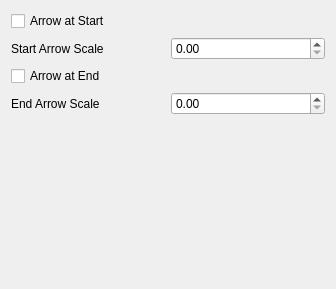
First picture: the form in src/libkstapp/arrowpropertiestab.ui, repository Kst-plot/kst, before the edit.
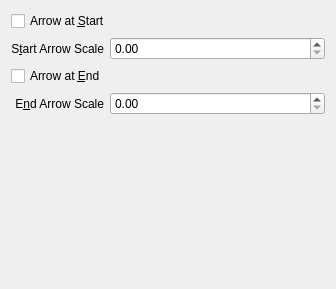
Second picture: the form after the edit.

Commit message: Fix up some dialogs; add whatsthis.

```diff
--- a/src/libkstapp/arrowpropertiestab.ui
+++ b/src/libkstapp/arrowpropertiestab.ui
@@ -15,54 +15,86 @@
   <property name="windowTitle" >
    <string>Form</string>
   </property>
-  <layout class="QVBoxLayout" >
-   <item>
-    <layout class="QVBoxLayout" >
-     <item>
+  <layout class="QGridLayout" name="gridLayout" >
+   <item row="0" column="0" colspan="2" >
       <widget class="QCheckBox" name="_startArrow" >
        <property name="text" >
-        <string>Arrow at Start</string>
+      <string>Arrow at &amp;Start</string>
        </property>
       </widget>
      </item>
-     <item>
-      <layout class="QHBoxLayout" >
-       <item>
-        <widget class="QLabel" name="label" >
+   <item row="1" column="0" >
+    <widget class="QLabel" name="_startArrowLabel" >
+     <property name="sizePolicy" >
+      <sizepolicy vsizetype="Preferred" hsizetype="Preferred" >
+       <horstretch>0</horstretch>
+       <verstretch>0</verstretch>
+      </sizepolicy>
+     </property>
          <property name="text" >
-          <string>Start Arrow Scale</string>
-         </property>
-        </widget>
-       </item>
-       <item>
-        <widget class="QDoubleSpinBox" name="_startArrowScale" />
-       </item>
-      </layout>
-     </item>
-     <item>
+      <string>S&amp;tart Arrow Scale</string>
+     </property>
+     <property name="alignment" >
+      <set>Qt::AlignRight|Qt::AlignTrailing|Qt::AlignVCenter</set>
+     </property>
+     <property name="buddy" >
+      <cstring>_startArrowScale</cstring>
+     </property>
+    </widget>
+   </item>
+   <item row="1" column="1" >
+    <widget class="QDoubleSpinBox" name="_startArrowScale" >
+     <property name="sizePolicy" >
+      <sizepolicy vsizetype="Fixed" hsizetype="Expanding" >
+       <horstretch>0</horstretch>
+       <verstretch>0</verstretch>
+      </sizepolicy>
+     </property>
+     <property name="toolTip" >
+      <string>Arrow Head Size</string>
+     </property>
+     <property name="whatsThis" >
+      <string>The size of the arrow head is proportional to this value.</string>
+     </property>
+    </widget>
+   </item>
+   <item row="2" column="0" colspan="2" >
       <widget class="QCheckBox" name="_endArrow" >
        <property name="text" >
-        <string>Arrow at End</string>
+      <string>Arrow at &amp;End</string>
        </property>
       </widget>
      </item>
-     <item>
-      <layout class="QHBoxLayout" >
-       <item>
-        <widget class="QLabel" name="label_2" >
+   <item row="3" column="0" >
+    <widget class="QLabel" name="_endArrowLabel" >
+     <property name="sizePolicy" >
+      <sizepolicy vsizetype="Preferred" hsizetype="Preferred" >
+       <horstretch>0</horstretch>
+       <verstretch>0</verstretch>
+      </sizepolicy>
+     </property>
          <property name="text" >
-          <string>End Arrow Scale</string>
-         </property>
-        </widget>
-       </item>
-       <item>
-        <widget class="QDoubleSpinBox" name="_endArrowScale" />
-       </item>
-      </layout>
-     </item>
-    </layout>
-   </item>
-   <item>
+      <string>E&amp;nd Arrow Scale</string>
+     </property>
+     <property name="alignment" >
+      <set>Qt::AlignRight|Qt::AlignTrailing|Qt::AlignVCenter</set>
+     </property>
+     <property name="buddy" >
+      <cstring>_endArrowScale</cstring>
+     </property>
+    </widget>
+   </item>
+   <item row="3" column="1" >
+    <widget class="QDoubleSpinBox" name="_endArrowScale" >
+     <property name="toolTip" >
+      <string>Arrow Head Size</string>
+     </property>
+     <property name="whatsThis" >
+      <string>The size of the arrow head is proportional to this value.</string>
+     </property>
+    </widget>
+   </item>
+   <item row="4" column="0" colspan="2" >
     <spacer>
      <property name="orientation" >
       <enum>Qt::Vertical</enum>
```
Left out of the diff: 2 changed lines with no effect on the pictures. Lines whose indentation alone changed are shown as unchanged. The commit also changes 4 other files.
